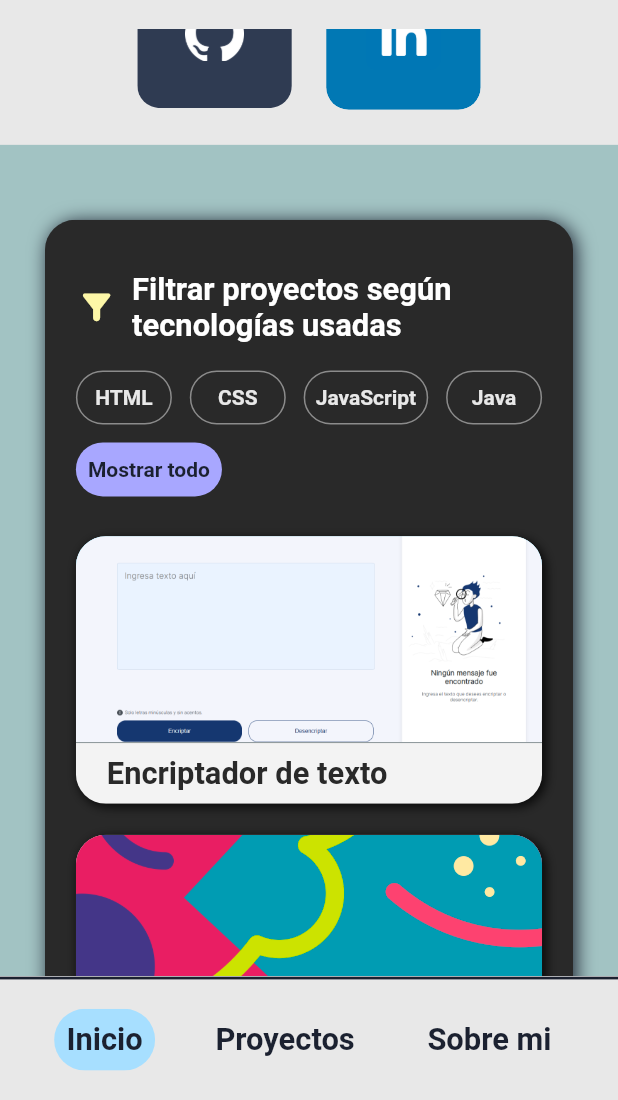
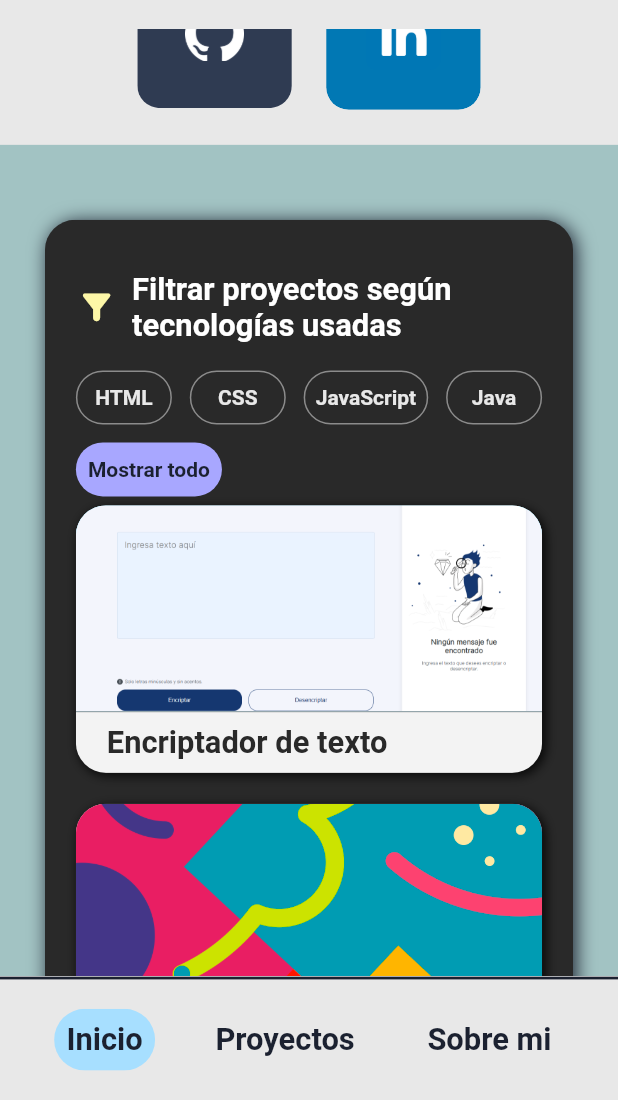
Before and after one commit to SanRM/Portafolio-flutter, a Flutter app: the screen it shows after launch, scrolled down 576 dp, on a phone screen of 412 x 824 dp, the part 136-1236 px from its top. Run offline on Flutter 3.47's test engine with Material 2 defaults, Android fonts, the phone set to English and light mode, and no system bars; our stand-ins replace simple_gradient_text.

Commit message:
project board height adjusted

```diff
--- a/lib/widgets/project_board.dart
+++ b/lib/widgets/project_board.dart
@@ -126,7 +126,7 @@ class _ProjectBoardState extends State<ProjectBoard> {
             child: ClipRRect(
                 borderRadius: BorderRadius.circular(borderRadiusSecondary),
                 child: Container(
-                    padding: EdgeInsets.only(bottom: widget.height / 30),
+                    padding: EdgeInsets.only(bottom: widget.height / 50),
                     decoration: BoxDecoration(
                       color: Theme.of(context).colorScheme.secondary,
                     ),
@@ -298,7 +298,8 @@ class _ProjectBoardState extends State<ProjectBoard> {
                               padding: EdgeInsets.only(
                                   left: widget.width / 20,
                                   right: widget.width / 20,
-                                  top: widget.height / 50),
+                                  top: widget.height / 50,
+                                  bottom: widget.height / 100),
                               child: Row(
                                 children: [
                                   Container(
@@ -463,7 +464,7 @@ class _ProjectManagerState extends State<ProjectManager> {
 
     return Padding(
       padding: EdgeInsets.only(
-          left: width / 20, right: width / 20, top: height / 20),
+          left: width / 20, right: width / 20, bottom: height / 20),
       child: InkWell(
         onTap: () {
           _onPressAnimation();
```
